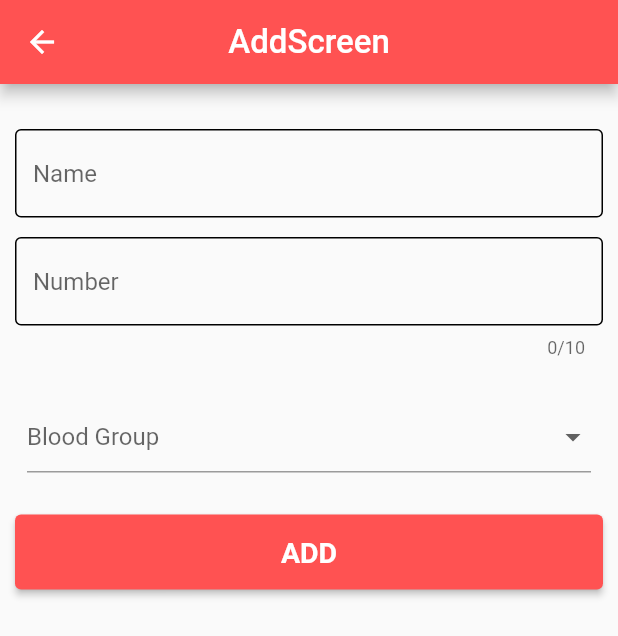
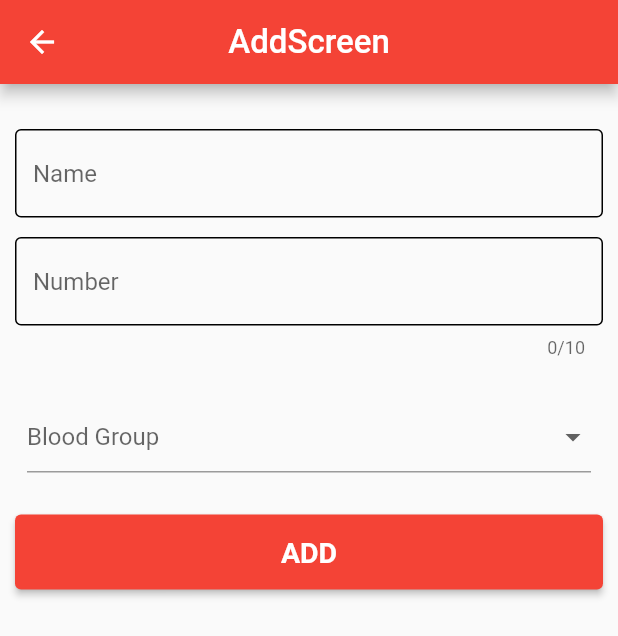
Before and after one commit to AfilAhamed/Blood_Doners_App, a Flutter app: the AddUserScreen screen opened directly, on a phone screen of 412 x 824 dp. Shown: the top 636 px of the screen. Run offline on Flutter 3.47's test engine with Material 3 defaults, Android fonts, the phone set to English and light mode, and no system bars; our stand-ins replace cloud_firestore, firebase_core; accounts and stored records are empty.

Commit message:
UI Completed

```diff
--- a/lib/main.dart
+++ b/lib/main.dart
@@ -20,8 +20,8 @@ class MyApp extends StatelessWidget {
       debugShowCheckedModeBanner: false,
       title: 'Firebase_CRUD',
       theme: ThemeData(
-        appBarTheme: const AppBarTheme(
-            backgroundColor: Colors.redAccent, centerTitle: true),
+        appBarTheme:
+            const AppBarTheme(backgroundColor: Colors.red, centerTitle: true),
         useMaterial3: false,
       ),
       home: HomeScreen(),
--- a/lib/view/add_screen/add_screen.dart
+++ b/lib/view/add_screen/add_screen.dart
@@ -89,8 +89,7 @@ class AddUserScreen extends StatelessWidget {
                   style: const ButtonStyle(
                       minimumSize:
                           MaterialStatePropertyAll(Size(double.infinity, 50)),
-                      backgroundColor:
-                          MaterialStatePropertyAll(Colors.redAccent)),
+                      backgroundColor: MaterialStatePropertyAll(Colors.red)),
                   onPressed: () {
                     addDonor();
                     Navigator.pop(context);
```
Also changed, not shown: lib/view/home_screen/home_screen.dart (+15 -15 lines).
